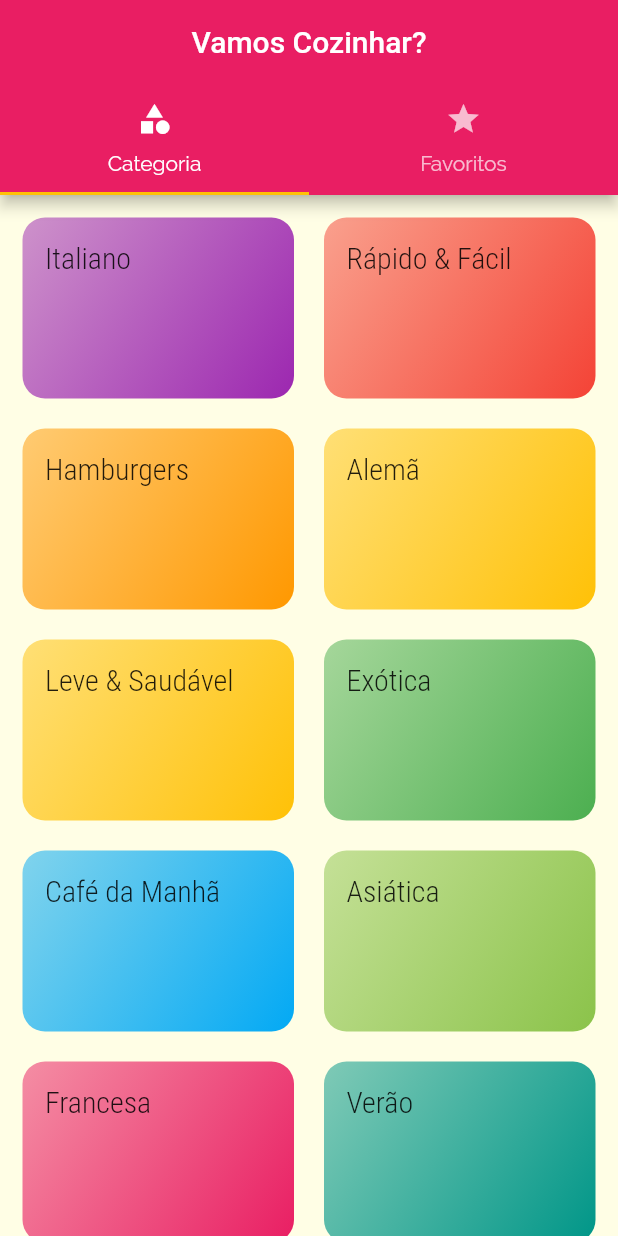
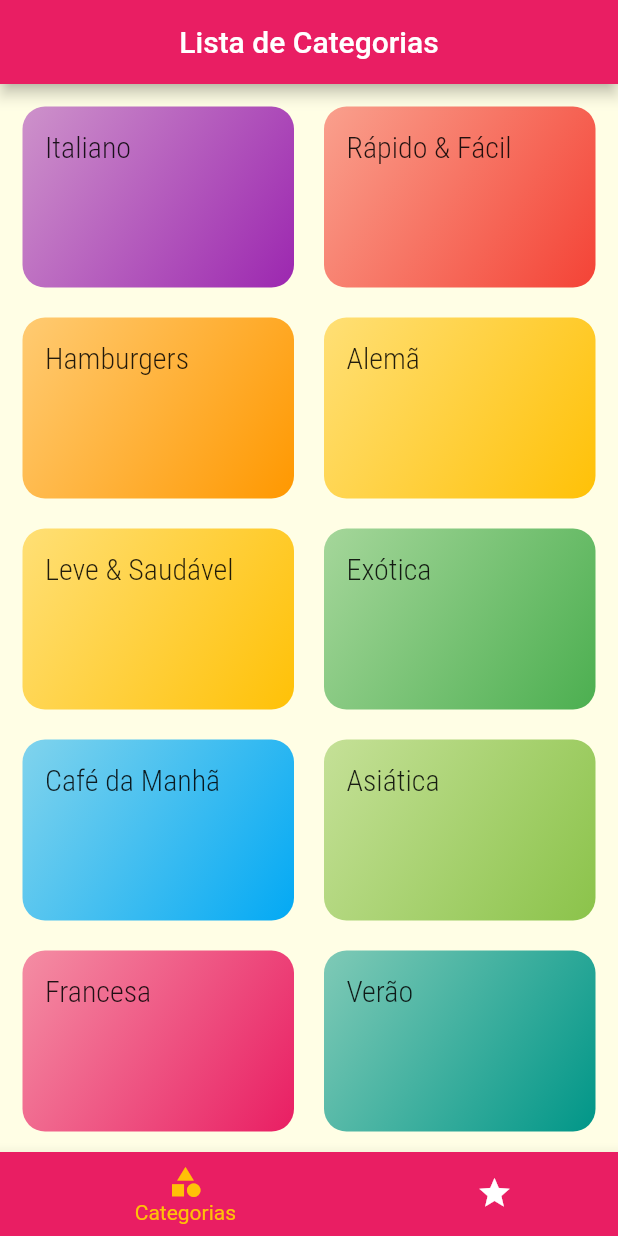
Before and after one commit to roninds14/meals, a Flutter app: the screen it shows after launch, on a phone screen of 412 x 824 dp. Run offline on Flutter 3.47's test engine with Material 2 defaults, Android fonts, the phone set to English and light mode, and no system bars.

```diff
--- a/lib/screens/tabs_screen.dart
+++ b/lib/screens/tabs_screen.dart
@@ -3,36 +3,58 @@ import 'package:meals/screens/category_screen.dart';
 
 import 'favorite_screen.dart';
 
-class TabsScreen extends StatelessWidget {
+class TabsScreen extends StatefulWidget {
   const TabsScreen({super.key});
 
   @override
+  State<TabsScreen> createState() => _TabsScreenState();
+}
+
+class _TabsScreenState extends State<TabsScreen> {
+  int _selectScreenIndex = 0;
+  final List<Map<String, Object>> _screens = [
+    {
+      'title': "Lista de Categorias",
+      'screen': const CategoryScreen(),
+    },
+    {
+      'title': "Meus Favoritos",
+      'screen': const FavoriteScreen(),
+    },
+  ];
+
+  void _selectScreen(int index) {
+    setState(() {
+      _selectScreenIndex = index;
+    });
+  }
+
+  @override
   Widget build(BuildContext context) {
-    return DefaultTabController(
-      length: 2,
-      child: Scaffold(
-        appBar: AppBar(
-          title: const Text('Vamos Cozinhar?'),
-          centerTitle: true,
-          bottom: const TabBar(
-            tabs: [
-              Tab(
-                icon: Icon(Icons.category),
-                text: 'Categoria',
-              ),
-              Tab(
-                icon: Icon(Icons.star),
-                text: 'Favoritos',
-              ),
-            ],
-          ),
+    return Scaffold(
+      appBar: AppBar(
+        title: Text(
+          _screens[_selectScreenIndex]['title'] as String,
         ),
-        body: const TabBarView(
-          children: [
-            CategoryScreen(),
-            FavoriteScreen(),
-          ],
-        ),
+        centerTitle: true,
+      ),
+      body: _screens[_selectScreenIndex]['screen'] as Widget,
+      bottomNavigationBar: BottomNavigationBar(
+        onTap: _selectScreen,
+        unselectedItemColor: Colors.white,
+        selectedItemColor: Theme.of(context).colorScheme.secondary,
+        currentIndex: _selectScreenIndex,
+        type: BottomNavigationBarType.shifting,
+        items: [
+          BottomNavigationBarItem(
+              backgroundColor: Theme.of(context).colorScheme.primary,
+              icon: const Icon(Icons.category),
+              label: 'Categorias'),
+          BottomNavigationBarItem(
+              backgroundColor: Theme.of(context).colorScheme.primary,
+              icon: const Icon(Icons.star),
+              label: 'Favoritos'),
+        ],
       ),
     );
   }
```
